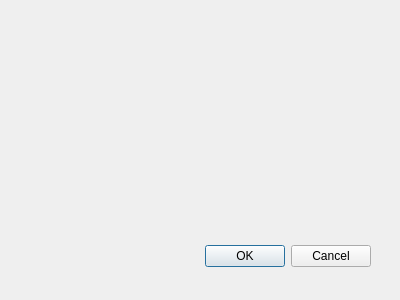
Above: interface/properties_dialog.ui from stassemionov/ImageViewer before the change. Below: the same form after it.
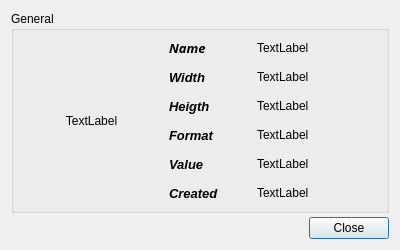
That is the form after the change.

```diff
--- a/interface/properties_dialog.ui
+++ b/interface/properties_dialog.ui
@@ -1,36 +1,249 @@
-<ui version="4.0" >
- <author></author>
- <comment></comment>
- <exportmacro></exportmacro>
- <class>Dialog</class>
- <widget class="QDialog" name="Dialog" >
-  <property name="geometry" >
+<?xml version="1.0" encoding="UTF-8"?>
+<ui version="4.0">
+ <class>ImagePrpertiesDialog</class>
+ <widget class="QDialog" name="ImagePrpertiesDialog">
+  <property name="geometry">
    <rect>
     <x>0</x>
     <y>0</y>
     <width>400</width>
-    <height>300</height>
+    <height>250</height>
    </rect>
   </property>
-  <property name="windowTitle" >
-   <string>Dialog</string>
+  <property name="sizePolicy">
+   <sizepolicy hsizetype="Fixed" vsizetype="Fixed">
+    <horstretch>0</horstretch>
+    <verstretch>0</verstretch>
+   </sizepolicy>
   </property>
-  <widget class="QDialogButtonBox" name="buttonBox" >
-   <property name="geometry" >
-    <rect>
-     <x>30</x>
-     <y>240</y>
-     <width>341</width>
-     <height>32</height>
-    </rect>
+  <property name="minimumSize">
+   <size>
+    <width>400</width>
+    <height>250</height>
+   </size>
+  </property>
+  <property name="maximumSize">
+   <size>
+    <width>400</width>
+    <height>250</height>
+   </size>
+  </property>
+  <property name="windowTitle">
+   <string>Image properties</string>
+  </property>
+  <property name="modal">
+   <bool>true</bool>
+  </property>
+  <layout class="QVBoxLayout" name="verticalLayout">
+   <property name="spacing">
+    <number>4</number>
    </property>
-   <property name="orientation" >
-    <enum>Qt::Horizontal</enum>
-   </property>
-   <property name="standardButtons" >
-    <set>QDialogButtonBox::Cancel|QDialogButtonBox::Ok</set>
-   </property>
-  </widget>
+   <item>
+    <widget class="QGroupBox" name="groupBox">
+     <property name="title">
+      <string>General</string>
+     </property>
+     <property name="flat">
+      <bool>false</bool>
+     </property>
+     <layout class="QHBoxLayout" name="horizontalLayout_2">
+      <property name="spacing">
+       <number>5</number>
+      </property>
+      <property name="leftMargin">
+       <number>5</number>
+      </property>
+      <property name="topMargin">
+       <number>5</number>
+      </property>
+      <property name="rightMargin">
+       <number>5</number>
+      </property>
+      <property name="bottomMargin">
+       <number>5</number>
+      </property>
+      <item>
+       <layout class="QHBoxLayout" name="horizontalLayout" stretch="7,4,6">
+        <item>
+         <widget class="QLabel" name="prop_img_lbl">
+          <property name="text">
+           <string>TextLabel</string>
+          </property>
+          <property name="alignment">
+           <set>Qt::AlignCenter</set>
+          </property>
+         </widget>
+        </item>
+        <item>
+         <layout class="QVBoxLayout" name="verticalLayout_2">
+          <item>
+           <widget class="QLabel" name="label_2">
+            <property name="font">
+             <font>
+              <family>Sans Serif</family>
+              <pointsize>10</pointsize>
+              <weight>75</weight>
+              <italic>true</italic>
+              <bold>true</bold>
+              <kerning>true</kerning>
+             </font>
+            </property>
+            <property name="text">
+             <string>Name</string>
+            </property>
+            <property name="textFormat">
+             <enum>Qt::AutoText</enum>
+            </property>
+            <property name="wordWrap">
+             <bool>false</bool>
+            </property>
+            <property name="openExternalLinks">
+             <bool>false</bool>
+            </property>
+            <property name="textInteractionFlags">
+             <set>Qt::NoTextInteraction</set>
+            </property>
+           </widget>
+          </item>
+          <item>
+           <widget class="QLabel" name="label_3">
+            <property name="font">
+             <font>
+              <pointsize>10</pointsize>
+              <weight>75</weight>
+              <italic>true</italic>
+              <bold>true</bold>
+             </font>
+            </property>
+            <property name="text">
+             <string>Width</string>
+            </property>
+           </widget>
+          </item>
+          <item>
+           <widget class="QLabel" name="label_4">
+            <property name="font">
+             <font>
+              <pointsize>10</pointsize>
+              <weight>75</weight>
+              <italic>true</italic>
+              <bold>true</bold>
+             </font>
+            </property>
+            <property name="text">
+             <string>Heigth</string>
+            </property>
+           </widget>
+          </item>
+          <item>
+           <widget class="QLabel" name="label_5">
+            <property name="font">
+             <font>
+              <pointsize>10</pointsize>
+              <weight>75</weight>
+              <italic>true</italic>
+              <bold>true</bold>
+             </font>
+            </property>
+            <property name="text">
+             <string>Format</string>
+            </property>
+           </widget>
+          </item>
+          <item>
+           <widget class="QLabel" name="label_6">
+            <property name="font">
+             <font>
+              <pointsize>10</pointsize>
+              <weight>75</weight>
+              <italic>true</italic>
+              <bold>true</bold>
+             </font>
+            </property>
+            <property name="text">
+             <string>Value</string>
+            </property>
+           </widget>
+          </item>
+          <item>
+           <widget class="QLabel" name="label_7">
+            <property name="font">
+             <font>
+              <pointsize>10</pointsize>
+              <weight>75</weight>
+              <italic>true</italic>
+              <bold>true</bold>
+             </font>
+            </property>
+            <property name="text">
+             <string>Created</string>
+            </property>
+           </widget>
+          </item>
+         </layout>
+        </item>
+        <item>
+         <layout class="QVBoxLayout" name="verticalLayout_4">
+          <item>
+           <widget class="QLabel" name="prop_name_lbl">
+            <property name="text">
+             <string>TextLabel</string>
+            </property>
+           </widget>
+          </item>
+          <item>
+           <widget class="QLabel" name="prop_width_lbl">
+            <property name="text">
+             <string>TextLabel</string>
+            </property>
+           </widget>
+          </item>
+          <item>
+           <widget class="QLabel" name="prop_heigth_lbl">
+            <property name="text">
+             <string>TextLabel</string>
+            </property>
+           </widget>
+          </item>
+          <item>
+           <widget class="QLabel" name="prop_format_lbl">
+            <property name="text">
+             <string>TextLabel</string>
+            </property>
+           </widget>
+          </item>
+          <item>
+           <widget class="QLabel" name="prop_value_lbl">
+            <property name="text">
+             <string>TextLabel</string>
+            </property>
+           </widget>
+          </item>
+          <item>
+           <widget class="QLabel" name="prop_date_lbl">
+            <property name="text">
+             <string>TextLabel</string>
+            </property>
+           </widget>
+          </item>
+         </layout>
+        </item>
+       </layout>
+      </item>
+     </layout>
+    </widget>
+   </item>
+   <item>
+    <widget class="QDialogButtonBox" name="buttonBox">
+     <property name="orientation">
+      <enum>Qt::Horizontal</enum>
+     </property>
+     <property name="standardButtons">
+      <set>QDialogButtonBox::Close</set>
+     </property>
+    </widget>
+   </item>
+  </layout>
  </widget>
  <pixmapfunction></pixmapfunction>
  <resources/>
```
Left out of the diff: 13 changed lines with no effect on the pictures.
